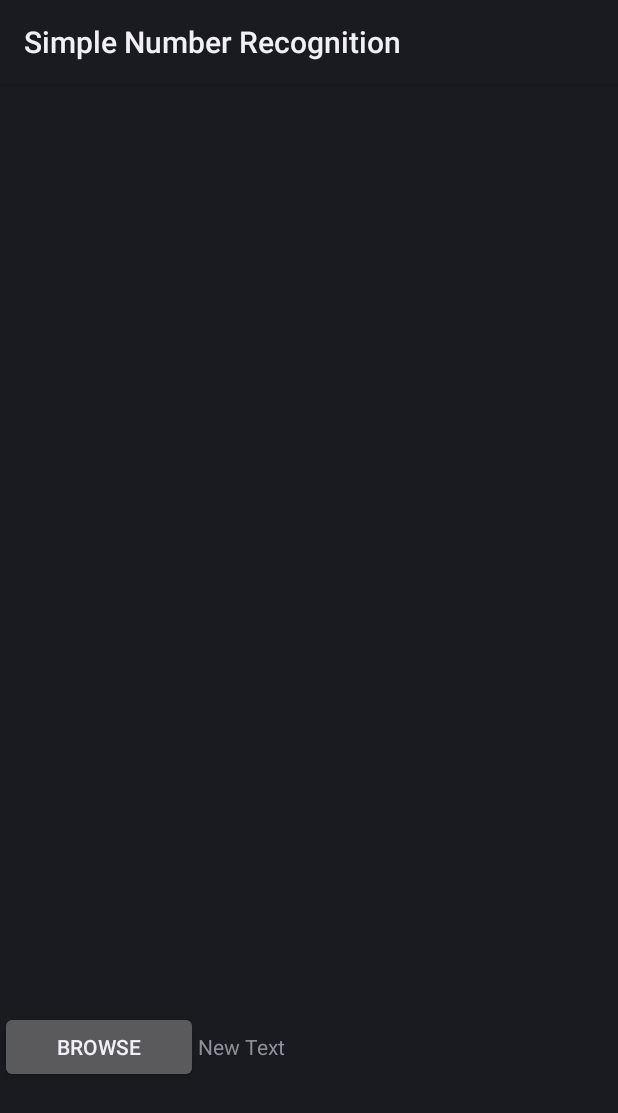
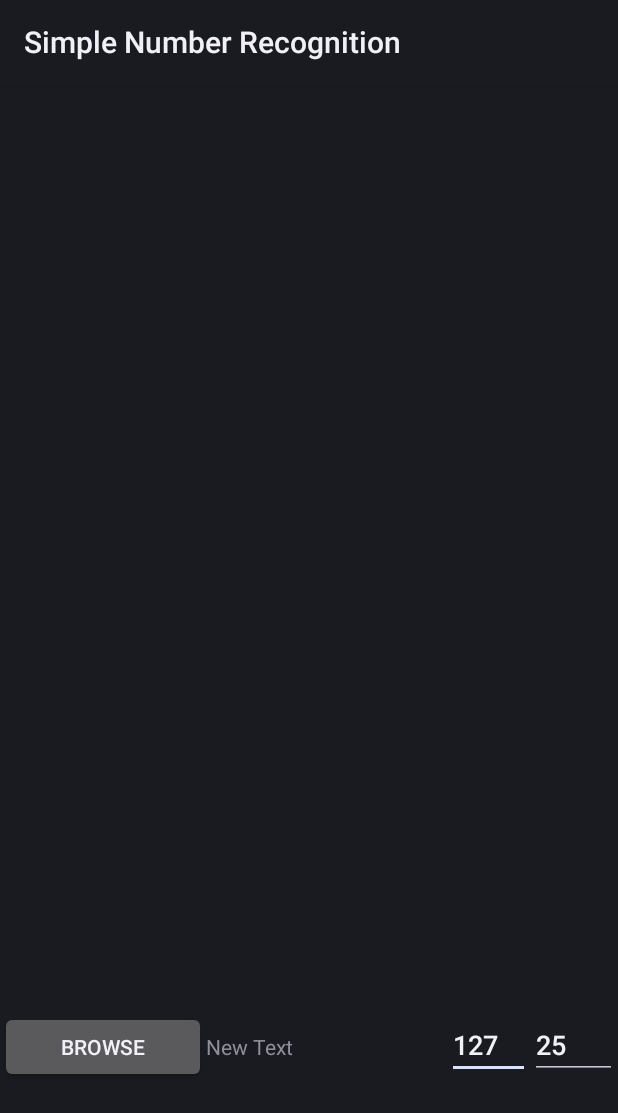
Before and after one commit to stephendj/Pengcit-Gatel, an Android app: the layout activity_main.xml on its own in the app's theme, with its tools: preview values and no code run, on a phone screen of 412 x 824 dp. Shown: the top 1113 px of the screen. Run offline under Robolectric (Android 15) with nearby library versions, the phone set to English and light mode, and no system bars.

Commit message:
Improve number recognizer: Fix stackoverflow error

```diff
--- a/03-SimpleNumberRecognition/app/src/main/java/binangkit/lingga/jelink/simplenumberrecognition/PatternRecognizerUtils.java
+++ b/03-SimpleNumberRecognition/app/src/main/java/binangkit/lingga/jelink/simplenumberrecognition/PatternRecognizerUtils.java
@@ -8,15 +8,15 @@ import java.util.Objects;
 
 public class PatternRecognizerUtils {
 
-    private static final int BLACK_THRESHOLD = 0x0F;
-    public static final int WHITE = 0xFFFFFFFF;
+    public static int BLACK_THRESHOLD = 0x50;
+    public static final int WHITE = 0x00FFFFFF;
 
     private PatternRecognizerUtils() {
         // Utility class
     }
 
     public static boolean isBlack(int pixel) {
-        int grayscalePixel = (((pixel << 16) & 0xFF) + ((pixel << 8) & 0xFF) + (pixel & 0xFF)) / 3;
+        int grayscalePixel = (((pixel >> 16) & 0xFF) + ((pixel >> 8) & 0xFF) + (pixel & 0xFF)) / 3;
         return grayscalePixel <= BLACK_THRESHOLD;
     }
 
--- a/03-SimpleNumberRecognition/app/src/main/res/layout/activity_main.xml
+++ b/03-SimpleNumberRecognition/app/src/main/res/layout/activity_main.xml
@@ -29,7 +29,26 @@
             android:layout_height="wrap_content"
             android:text="New Text"
             android:id="@+id/numRec"
-            android:layout_weight="5" />
+            android:layout_weight="2.05" />
+
+        <EditText
+            android:layout_width="33dp"
+            android:layout_height="wrap_content"
+            android:inputType="number"
+            android:ems="10"
+            android:id="@+id/whiteThreshold"
+            android:text="127"
+            android:layout_weight="0.44" />
+
+        <EditText
+            android:layout_width="33dp"
+            android:layout_height="wrap_content"
+            android:inputType="number"
+            android:ems="10"
+            android:id="@+id/errorThreshold"
+            android:text="25"
+            android:layout_weight="0.50" />
+
     </LinearLayout>
 
 </LinearLayout>
```
Also changed, not shown: 03-SimpleNumberRecognition/app/src/main/java/binangkit/lingga/jelink/simplenumberrecognition/MainActivity.java (+52 -0 lines), 03-SimpleNumberRecognition/app/src/main/java/binangkit/lingga/jelink/simplenumberrecognition/PatternRecognizer.java (+32 -23 lines).
